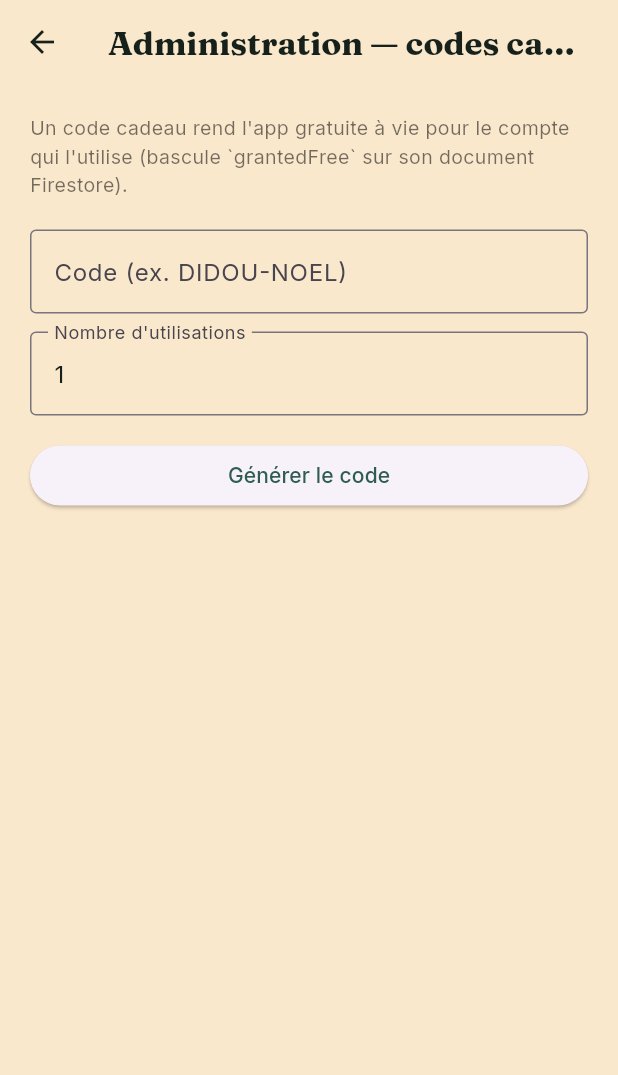
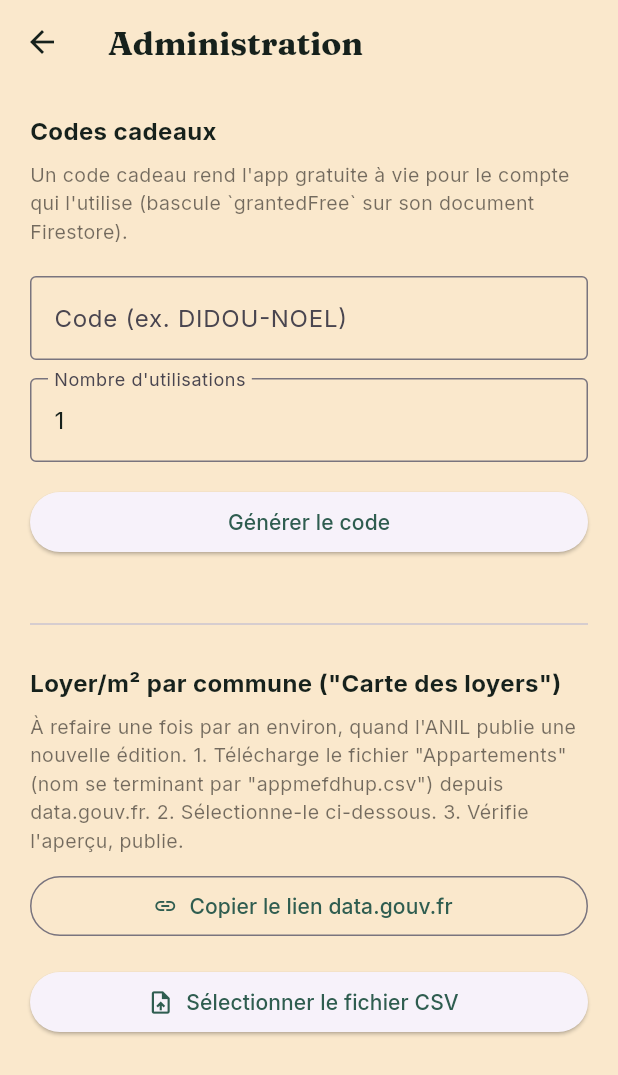
Before and after one commit to didouscossss/Didou-immo, a Flutter app: the AdminScreen screen opened directly, on a phone screen of 412 x 824 dp. Shown: the top 1075 px of the screen. Run offline on Flutter 3.47's test engine with Material 3 defaults, Android fonts, the phone set to English and light mode, and no system bars; our stand-ins replace cloud_firestore, cloud_functions, file_picker, firebase_auth, firebase_core, firebase_storage and 10 more; missing offline and left inert: dart:js_interop; accounts and stored records are empty; network calls fail.

Commit message:
Loyer/m² : bascule vers Firebase Storage + import CSV admin
Remplace le fichier compilé en dur (assets/data/loyers_communes.json,
figé à la date du build, nécessitant une nouvelle version d'app pour être
rafraîchi) par une version hébergée sur Firebase Storage
(reference-data/loyers_communes.json), avec un import directement depuis
l'app pour que la mise à jour annuelle ne demande plus de repasser par un
nouveau build/une nouvelle publication Play Store :

- storage.rules (nouveau) : lecture publique (comme le reste des repères
  de marché, y compris en mode invité), écriture réservée aux comptes
  admin (même vérification isAdmin que firestore.rules, via
  firestore.get() côté règles Storage) ; référencé dans firebase.json.
- LoyerReferenceService : chaîne de repli cache local (7 jours) → Firebase
  Storage → cache périmé → asset embarqué (gardé comme filet de sécurité
  ultime, ex. premier lancement hors-ligne).
- LoyerImportService (nouveau) : reproduit en Dart le traitement fait à la
  main lors de l'intégration initiale (parsing CSV Windows-1252,
  virgule décimale, colonnes INSEE_C/loypredm2/TYPPRED lues par nom pas
  par position) + publication sur Storage.
- AdminScreen : nouvelle section "Loyer/m² par commune" — lien
  data.gouv.fr à copier, sélection du CSV (file_picker), aperçu (nombre
  de communes reconnues) avant publication.
- main.dart : préchargement démarré après Firebase (pas avant, pour que
  la tentative Storage ait une chance de fonctionner).
- README : étape Storage + section dédiée à la mise à jour annuelle.

Dépendances ajoutées : firebase_storage, file_picker.

```diff
--- a/lib/screens/admin/admin_screen.dart
+++ b/lib/screens/admin/admin_screen.dart
@@ -1,6 +1,9 @@
+import 'package:file_picker/file_picker.dart';
 import 'package:flutter/material.dart';
+import 'package:flutter/services.dart';
 import 'package:provider/provider.dart';
 
+import '../../services/loyer_import_service.dart';
 import '../../state/user_account_state.dart';
 
 /// Génération de codes cadeaux (accès gratuit) — réservé aux comptes dont
@@ -20,11 +23,89 @@ class _AdminScreenState extends State<AdminScreen> {
   bool _loading = false;
   String? _message;
 
+  static const _dataGouvUrl =
+      'https://www.data.gouv.fr/datasets/carte-des-loyers-indicateurs-de-loyers-dannonce-par-commune-en-2025';
+
+  Map<String, dynamic>? _loyerPending;
+  LoyerImportResult? _loyerPreview;
+  String? _loyerFileName;
+  String? _loyerError;
+  bool _loyerParsing = false;
+  bool _loyerPublishing = false;
+  String? _loyerPublished;
+
   @override
   void dispose() {
     _codeController.dispose();
     _usesController.dispose();
     super.dispose();
+  }
+
+  Future<void> _pickLoyerCsv() async {
+    setState(() {
+      _loyerError = null;
+      _loyerPublished = null;
+      _loyerPending = null;
+      _loyerPreview = null;
+    });
+    final result = await FilePicker.pickFiles(
+      type: FileType.custom,
+      allowedExtensions: ['csv'],
+      withData: true,
+    );
+    final file = (result == null || result.files.isEmpty) ? null : result.files.first;
+    if (file?.bytes == null) return; // annulé
+    setState(() {
+      _loyerFileName = file!.name;
+      _loyerParsing = true;
+    });
+    try {
+      final data = LoyerImportService.parseCsv(file!.bytes!);
+      final summary = LoyerImportService.summarize(data);
+      setState(() {
+        _loyerPending = data;
+        _loyerPreview = summary;
+        _loyerParsing = false;
+      });
+    } on LoyerImportException catch (e) {
+      setState(() {
+        _loyerError = e.message;
+        _loyerParsing = false;
+      });
+    } catch (_) {
+      setState(() {
+        _loyerError = 'Impossible de lire ce fichier.';
+        _loyerParsing = false;
+      });
+    }
+  }
+
+  Future<void> _publishLoyerCsv() async {
+    final data = _loyerPending;
+    if (data == null) return;
+    setState(() {
+      _loyerPublishing = true;
+      _loyerError = null;
+    });
+    try {
+      await LoyerImportService.publish(data);
+      if (!mounted) return;
+      setState(() {
+        _loyerPublishing = false;
+        _loyerPublished = 'Publié — pris en compte immédiatement dans cette session, '
+            'et pour tout le monde au prochain démarrage de leur app.';
+        _loyerPending = null;
+        _loyerPreview = null;
+        _loyerFileName = null;
+      });
+    } catch (_) {
+      if (!mounted) return;
+      setState(() {
+        _loyerPublishing = false;
+        _loyerError = "Échec de la publication — vérifie ta connexion, et que ton compte a "
+            'bien les droits admin sur Firebase Storage.';
+      });
+    }
   }
 
   Future<void> _generate() async {
@@ -47,10 +128,12 @@ class _AdminScreenState extends State<AdminScreen> {
   @override
   Widget build(BuildContext context) {
     return Scaffold(
-      appBar: AppBar(title: const Text('Administration — codes cadeaux')),
+      appBar: AppBar(title: const Text('Administration')),
       body: ListView(
         padding: const EdgeInsets.all(20),
         children: [
+          const Text('Codes cadeaux', style: TextStyle(fontSize: 16, fontWeight: FontWeight.bold)),
+          const SizedBox(height: 8),
           const Text(
             "Un code cadeau rend l'app gratuite à vie pour le compte qui l'utilise "
             "(bascule `grantedFree` sur son document Firestore).",
@@ -78,6 +161,64 @@ class _AdminScreenState extends State<AdminScreen> {
               padding: const EdgeInsets.only(top: 12),
               child: Text(_message!, style: const TextStyle(color: Colors.green)),
             ),
+          const SizedBox(height: 36),
+          const Divider(),
+          const SizedBox(height: 20),
+          const Text('Loyer/m² par commune ("Carte des loyers")',
+              style: TextStyle(fontSize: 16, fontWeight: FontWeight.bold)),
+          const SizedBox(height: 8),
+          const Text(
+            "À refaire une fois par an environ, quand l'ANIL publie une nouvelle édition. "
+            '1. Télécharge le fichier "Appartements" (nom se terminant par "appmefdhup.csv") '
+            'depuis data.gouv.fr. 2. Sélectionne-le ci-dessous. 3. Vérifie l\'aperçu, publie.',
+            style: TextStyle(fontSize: 13, color: Colors.black54),
+          ),
+          const SizedBox(height: 10),
+          OutlinedButton.icon(
+            onPressed: () {
+              Clipboard.setData(const ClipboardData(text: _dataGouvUrl));
+              ScaffoldMessenger.of(context)
+                  .showSnackBar(const SnackBar(content: Text('Lien copié.')));
+            },
+            icon: const Icon(Icons.link, size: 16),
+            label: const Text('Copier le lien data.gouv.fr'),
+          ),
+          const SizedBox(height: 16),
+          ElevatedButton.icon(
+            onPressed: _loyerParsing ? null : _pickLoyerCsv,
+            icon: const Icon(Icons.upload_file_outlined, size: 18),
+            label: Text(_loyerParsing ? 'Lecture...' : 'Sélectionner le fichier CSV'),
+          ),
+          if (_loyerFileName != null && _loyerPreview != null) ...[
+            Padding(
+              padding: const EdgeInsets.only(top: 12),
+              child: Container(
+                padding: const EdgeInsets.all(12),
+                decoration: BoxDecoration(border: Border.all(color: Colors.black12), borderRadius: BorderRadius.circular(8)),
+                child: Column(crossAxisAlignment: CrossAxisAlignment.start, children: [
+                  Text(_loyerFileName!, style: const TextStyle(fontWeight: FontWeight.w500)),
+                  const SizedBox(height: 6),
+                  Text('${_loyerPreview!.nbCommunes} communes reconnues, dont '
+                      '${_loyerPreview!.nbEstimationZone} en estimation de zone élargie.'),
+                  const SizedBox(height: 12),
+                  ElevatedButton(
+                    onPressed: _loyerPublishing ? null : _publishLoyerCsv,
+                    child: Text(_loyerPublishing ? 'Publication...' : 'Publier cette mise à jour'),
+                  ),
+                ]),
+              ),
+            ),
+          ],
+          if (_loyerError != null)
+            Padding(
+              padding: const EdgeInsets.only(top: 12),
+              child: Text(_loyerError!, style: const TextStyle(color: Colors.red)),
+            ),
+          if (_loyerPublished != null)
+            Padding(
+              padding: const EdgeInsets.only(top: 12),
+              child: Text(_loyerPublished!, style: const TextStyle(color: Colors.green)),
+            ),
         ],
       ),
     );
--- /dev/null
+++ b/lib/services/loyer_import_service.dart
@@ -0,0 +1,96 @@
+import 'dart:convert';
+import 'package:firebase_storage/firebase_storage.dart';
+
+import 'loyer_reference_service.dart';
+
+class LoyerImportException implements Exception {
+  final String message;
+  const LoyerImportException(this.message);
+  @override
+  String toString() => message;
+}
+
+class LoyerImportResult {
+  final int nbCommunes;
+  final int nbEstimationZone;
+  const LoyerImportResult({required this.nbCommunes, required this.nbEstimationZone});
+}
+
+/// Traitement du CSV "Carte des loyers" (fichier "Appartements" — celui dont
+/// le nom se termine par `appmefdhup.csv` sur data.gouv.fr, voir
+/// `LoyerReferenceService`) et republication sur Firebase Storage — pour
+/// qu'un compte admin puisse mettre à jour cette donnée depuis l'app à
+/// chaque nouvelle édition annuelle, sans passer par une nouvelle version
+/// d'app ni redemander à Claude de retraiter le fichier à la main.
+///
+/// Reproduit exactement le traitement fait manuellement lors de
+/// l'intégration initiale (voir l'historique de la PR qui l'a ajoutée) :
+/// mêmes colonnes lues (`INSEE_C`, `loypredm2`, `TYPPRED`), même format de
+/// sortie compact.
+class LoyerImportService {
+  /// Parse le CSV brut (tel que renvoyé par le sélecteur de fichier — le
+  /// fichier officiel est encodé en Windows-1252/Latin-1, jamais en UTF-8)
+  /// et renvoie le JSON compact `{codeInsee: {"m": loyer, "z": 1?}}`,
+  /// identique au format de `assets/data/loyers_communes.json`.
+  ///
+  /// Lève [LoyerImportException] (message adapté à l'affichage direct dans
+  /// l'UI) si le fichier ne ressemble pas au bon CSV — colonnes attendues
+  /// absentes, ou trop peu de communes reconnues.
+  static Map<String, dynamic> parseCsv(List<int> bytes) {
+    final text = latin1.decode(bytes, allowInvalid: true);
+    final lines = text.split(RegExp(r'\r\n|\r|\n')).where((l) => l.trim().isNotEmpty).toList();
+    if (lines.isEmpty) throw const LoyerImportException('Fichier vide.');
+
+    final header = _splitRow(lines.first);
+    final idxInsee = header.indexOf('INSEE_C');
+    final idxLoyer = header.indexOf('loypredm2');
+    final idxType = header.indexOf('TYPPRED');
+    if (idxInsee == -1 || idxLoyer == -1 || idxType == -1) {
+      throw const LoyerImportException(
+          "Colonnes attendues introuvables (INSEE_C, loypredm2, TYPPRED) — ce n'est "
+          'probablement pas le bon fichier. Il faut le fichier "Appartements" du jeu '
+          '"Carte des loyers" (nom se terminant par "appmefdhup.csv" sur data.gouv.fr).');
+    }
+    final maxIdx = [idxInsee, idxLoyer, idxType].reduce((a, b) => a > b ? a : b);
+
+    final result = <String, dynamic>{};
+    for (final line in lines.skip(1)) {
+      final fields = _splitRow(line);
+      if (fields.length <= maxIdx) continue;
+      final insee = fields[idxInsee];
+      if (insee.isEmpty) continue;
+      final loyer = double.tryParse(fields[idxLoyer].replaceAll(',', '.'));
+      if (loyer == null) continue;
+      final entry = <String, dynamic>{'m': double.parse(loyer.toStringAsFixed(1))};
+      if (fields[idxType] == 'maille') entry['z'] = 1;
+      result[insee] = entry;
+    }
+
+    if (result.length < 1000) {
+      throw LoyerImportException(
+          'Seulement ${result.length} commune(s) reconnue(s) dans ce fichier — il semble '
+          'incomplet ou mal formé, rien n\'a été publié.');
+    }
+    return result;
+  }
+
+  static List<String> _splitRow(String line) =>
+      line.split(';').map((f) => f.trim().replaceAll('"', '')).toList();
+
+  static LoyerImportResult summarize(Map<String, dynamic> data) {
+    final zone = data.values.where((v) => (v as Map)['z'] == 1).length;
+    return LoyerImportResult(nbCommunes: data.length, nbEstimationZone: zone);
+  }
+
+  /// Publie le nouveau fichier sur Firebase Storage, en écrasant l'ancien —
+  /// réservé aux comptes admin (voir `storage.rules`, qui refuse l'écriture
+  /// à quiconque d'autre). Invalide aussi le cache local de
+  /// [LoyerReferenceService] pour que la session en cours voie tout de
+  /// suite la mise à jour.
+  static Future<void> publish(Map<String, dynamic> data) async {
+    final bytes = utf8.encode(jsonEncode(data));
+    final ref = FirebaseStorage.instance.ref(loyerCommunesStoragePath);
+    await ref.putData(bytes, SettableMetadata(contentType: 'application/json'));
+    LoyerReferenceService.invalidateCache();
+  }
+}
--- a/pubspec.yaml
+++ b/pubspec.yaml
@@ -41,6 +41,8 @@ dependencies:
   shared_preferences: ^2.3.2
 
   cupertino_icons: ^1.0.8
+  firebase_storage: ^12.4.10
+  file_picker: ^11.0.3
 
 dev_dependencies:
   flutter_test:
```
Also changed, not shown: lib/main.dart (+6 -5 lines), lib/services/loyer_reference_service.dart (+85 -24 lines), firebase.json, pubspec.lock, 2 other files.
